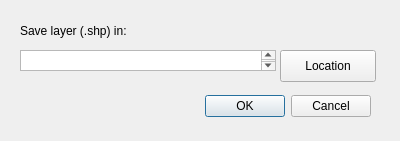
First picture: the form in gjko-plugin/dialogs/Ui_CreateLayer.ui, repository zanfire/qgis-utils, before the edit.
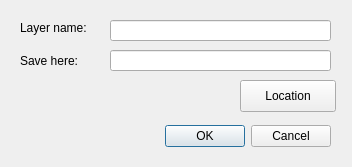
Second picture: the form after the edit.

Commit message: Adding ability to create and save woring layer.

Patch:
```diff
--- a/gjko-plugin/dialogs/Ui_CreateLayer.ui
+++ b/gjko-plugin/dialogs/Ui_CreateLayer.ui
@@ -6,8 +6,8 @@
    <rect>
     <x>0</x>
     <y>0</y>
-    <width>400</width>
-    <height>141</height>
+    <width>352</width>
+    <height>167</height>
    </rect>
   </property>
   <property name="windowTitle">
@@ -16,8 +16,8 @@
   <widget class="QDialogButtonBox" name="buttonBox">
    <property name="geometry">
     <rect>
-     <x>30</x>
-     <y>90</y>
+     <x>-10</x>
+     <y>120</y>
      <width>341</width>
      <height>32</height>
     </rect>
@@ -29,24 +29,11 @@
     <set>QDialogButtonBox::Cancel|QDialogButtonBox::Ok</set>
    </property>
   </widget>
-  <widget class="QTextEdit" name="textEdit">
+  <widget class="QPushButton" name="locationButton">
    <property name="geometry">
     <rect>
-     <x>20</x>
-     <y>50</y>
-     <width>256</width>
-     <height>21</height>
-    </rect>
-   </property>
-   <property name="lineWrapMode">
-    <enum>QTextEdit::NoWrap</enum>
-   </property>
-  </widget>
-  <widget class="QPushButton" name="pushButton">
-   <property name="geometry">
-    <rect>
-     <x>280</x>
-     <y>50</y>
+     <x>240</x>
+     <y>80</y>
      <width>96</width>
      <height>32</height>
     </rect>
@@ -59,13 +46,46 @@
    <property name="geometry">
     <rect>
      <x>20</x>
-     <y>20</y>
-     <width>131</width>
+     <y>50</y>
+     <width>81</width>
      <height>21</height>
     </rect>
    </property>
    <property name="text">
-    <string>Save layer (.shp) in:</string>
+    <string>Save here:</string>
+   </property>
+  </widget>
+  <widget class="QLabel" name="label_2">
+   <property name="geometry">
+    <rect>
+     <x>20</x>
+     <y>20</y>
+     <width>101</width>
+     <height>16</height>
+    </rect>
+   </property>
+   <property name="text">
+    <string>Layer name:</string>
+   </property>
+  </widget>
+  <widget class="QLineEdit" name="layerName">
+   <property name="geometry">
+    <rect>
+     <x>110</x>
+     <y>20</y>
+     <width>221</width>
+     <height>21</height>
+    </rect>
+   </property>
+  </widget>
+  <widget class="QLineEdit" name="saveFolder">
+   <property name="geometry">
+    <rect>
+     <x>110</x>
+     <y>50</y>
+     <width>221</width>
+     <height>21</height>
+    </rect>
    </property>
   </widget>
  </widget>
```
The commit also changes 5 other files.
